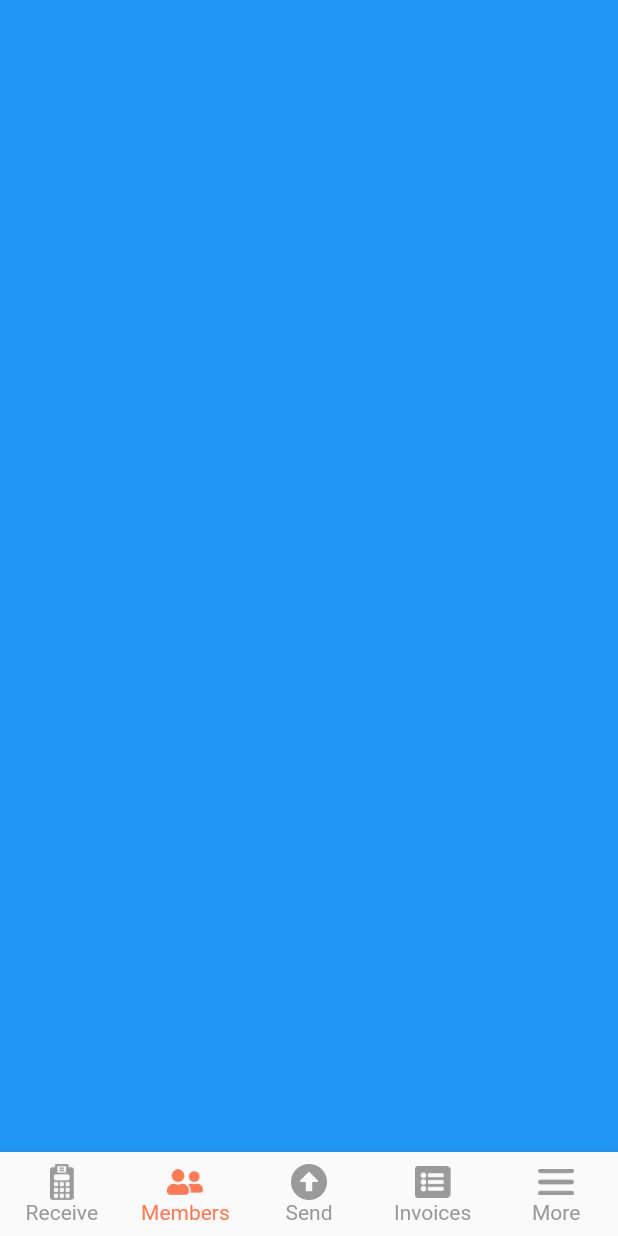
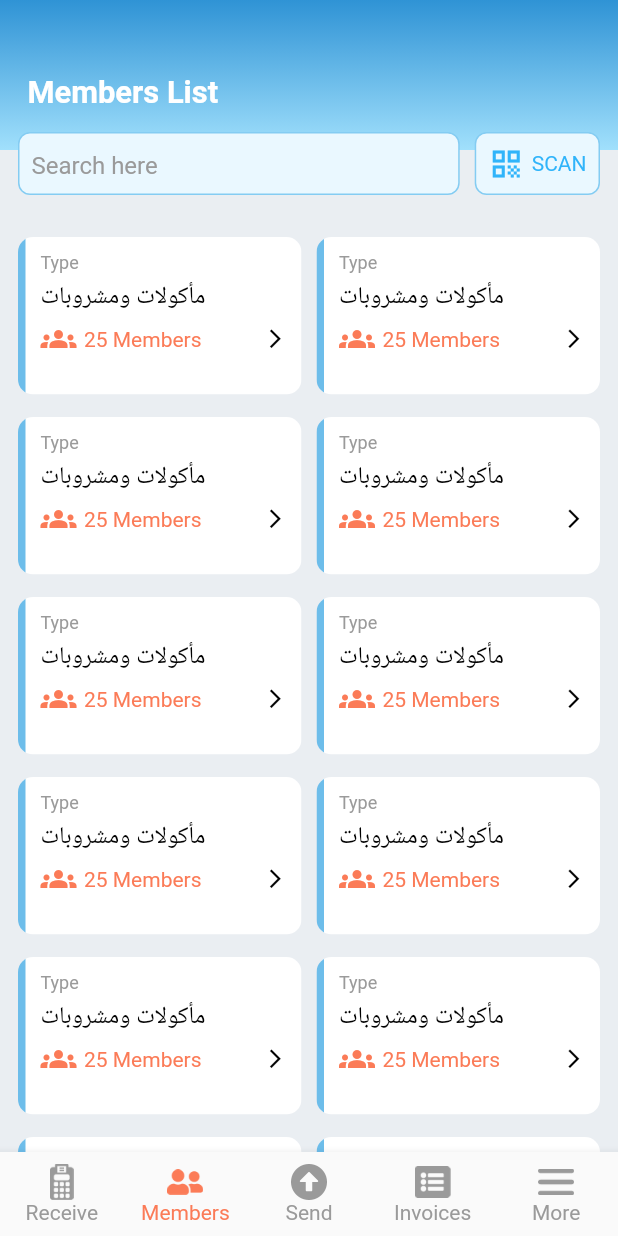
Before and after one commit to abohanzala/sarf, a Flutter app: the BaseView screen opened by its route, item 2 of the bottom bar chosen, on a phone screen of 412 x 824 dp. Run offline on Flutter 3.47's test engine with Material 2 defaults, Android fonts, the phone set to English and light mode, and no system bars; our stand-ins replace bot_toast, flutter_screenutil, flutter_spinkit, get, intl_phone_field.

Commit message:
members screens

```diff
--- a/lib/resources/colors.dart
+++ b/lib/resources/colors.dart
@@ -9,6 +9,8 @@ class AppColors {
   Color themeColor = const Color(0xffFB7B57);
   Color blue = const Color(0xff30B4FA);
   Color lightBlue = const Color(0xff84CCF2);
+  Color lightBlue2 = const Color(0xffEAF8FF);
+  Color lightBlue3 = const Color(0xff6DBDEA);
   Color darkBlue = const Color(0xff139DE6);
   Color grey = const Color(0xff9A9A9A);
   Color lightGrey = const Color(0xffEAEEF2);
--- a/lib/src/baseview/base_controller.dart
+++ b/lib/src/baseview/base_controller.dart
@@ -4,6 +4,7 @@ import 'package:flutter/material.dart';
 import 'package:get/get.dart';
 import 'package:sarf/src/baseview/Send/simple_invoice.dart';
 import 'package:sarf/src/baseview/home/home_view.dart';
+import 'package:sarf/src/baseview/members/members_view.dart';
 // import 'package:warid_container_admin/app/modules/More/views/more_view.dart';
 // import 'package:warid_container_admin/app/modules/Orders/controllers/orders_controller.dart';
 // import 'package:warid_container_admin/app/modules/Orders/views/orders_view.dart';
@@ -21,8 +22,8 @@ class MyBottomNavigationController extends GetxController {
 
   List<Widget> listWidgets = [
     const HomeScreen(),
-    Container(color: Colors.blue),
-    SimpleInvoice(),
+    const MembersScreen(),
+    const SimpleInvoice(),
     Container(color: Colors.blue),
     Container(color: Colors.blue)
   ];
--- /dev/null
+++ b/lib/src/baseview/members/members_view.dart
@@ -0,0 +1,80 @@
+import 'package:flutter/material.dart';
+import 'package:get/get.dart';
+import 'package:sarf/src/utils/routes_name.dart';
+
+import '../../../resources/resources.dart';
+import '../../widgets/custom_appbar.dart';
+
+class MembersScreen extends StatefulWidget {
+  const MembersScreen({super.key});
+
+  @override
+  State<MembersScreen> createState() => _MembersScreenState();
+}
+
+class _MembersScreenState extends State<MembersScreen> {
+  @override
+  Widget build(BuildContext context) {
+        return Scaffold(
+      backgroundColor: R.colors.lightGrey,
+      body: Column(
+        mainAxisSize: MainAxisSize.min,
+        children: [
+          customAppBar('Members List',false),
+          appbarSearch(),
+         // const SizedBox(height: 10,),
+          Expanded(child: GridView.builder(
+                    padding: const EdgeInsets.symmetric(horizontal: 12),
+                    gridDelegate: SliverGridDelegateWithMaxCrossAxisExtent(
+                      maxCrossAxisExtent: MediaQuery.of(context).size.width / 2,
+                      childAspectRatio: 1.8,
+                      mainAxisSpacing: 15,
+                      crossAxisSpacing: 10,
+
+                    ),
+                    itemCount: 30,
+                     itemBuilder: (context,index){
+                      return ClipRRect(
+                        borderRadius: BorderRadius.circular(10),
+                        child: GestureDetector(
+                          onTap: (){
+                            Get.toNamed(RoutesName.cityList);
+                          },
+                          child: Container(
+                            padding: const EdgeInsets.symmetric(horizontal: 10,vertical: 10),
+                            decoration: BoxDecoration(
+                             // borderRadius: BorderRadius.circular(10),
+                              color: Colors.white,
+                              border: Border(left: BorderSide(color: R.colors.lightBlue3,width: 5)),
+                            ),
+                            child: Column(
+                              crossAxisAlignment: CrossAxisAlignment.start,
+                              children: [
+                                Text('Type',style: TextStyle(color: R.colors.grey,fontSize: 12),),
+                                const SizedBox(height: 5,),
+                                Text('مأكولات ومشروبات',style: TextStyle(color: R.colors.black,fontSize: 16),),
+                                const SizedBox(height: 5,),
+                                Row(
+                                  mainAxisAlignment: MainAxisAlignment.spaceBetween,
+                                  children: [
+                                    Row(
+                                      children: [
+                                        Icon(Icons.groups,color: R.colors.themeColor,),
+                                        SizedBox(width: 5,),
+                                        Text('25 Members',style: TextStyle(color: R.colors.themeColor,fontSize: 14),),
+                                      ],
+                                    ),
+                                    Icon(Icons.arrow_forward_ios,color: R.colors.black,size: 15,),
+                                  ],
+                                ),
+                              ],
+                            ),
+                          ),
+                        ),
+                      );
+              })),
+        ],
+      ),
+    );
+  }
+}
--- a/lib/src/utils/routes.dart
+++ b/lib/src/utils/routes.dart
@@ -3,6 +3,8 @@ import 'package:flutter/material.dart';
 import 'package:sarf/src/Auth/LoginScreen.dart';
 import 'package:sarf/src/Auth/change_password.dart';
 import 'package:sarf/src/baseview/home/home_view.dart';
+import 'package:sarf/src/baseview/members/cites_list_view.dart';
+import 'package:sarf/src/baseview/members/members_list_view.dart';
 import 'package:sarf/src/utils/routes_name.dart';
 import '../baseview/base_view.dart';
 
@@ -21,6 +23,12 @@ class Routes {
       case RoutesName.homeView:
         return MaterialPageRoute(
             builder: (BuildContext context) => const HomeScreen());
+      case RoutesName.cityList:
+        return MaterialPageRoute(
+            builder: (BuildContext context) => const CityListScreen());
+      case RoutesName.membersList:
+        return MaterialPageRoute(
+            builder: (BuildContext context) => const MembersListScreen());
       // case RoutesName.Splash:
       //   return MaterialPageRoute(
       //       builder: (BuildContext context) => const SplashScreen());
--- a/lib/src/utils/routes_name.dart
+++ b/lib/src/utils/routes_name.dart
@@ -18,5 +18,7 @@ class RoutesName{
 
   static const String base='base_screen';
   static const String homeView='home_screen';
+  static const String cityList='city_list_screen';
+  static const String membersList ='members_list_screen';
 
 }
--- /dev/null
+++ b/lib/src/widgets/custom_appbar.dart
@@ -0,0 +1,108 @@
+import 'package:flutter/material.dart';
+import 'package:flutter_screenutil/flutter_screenutil.dart';
+import 'package:get/get.dart';
+
+import '../../resources/resources.dart';
+
+
+Container customAppBar(String title,bool back) {
+    return Container(
+          padding: EdgeInsets.only(left: 16.w, top: 20.h),
+          height: 100,
+          width: double.infinity,
+          decoration: BoxDecoration(
+            gradient: LinearGradient(
+              begin: Alignment.topCenter,
+              end: Alignment.bottomCenter,
+              colors: [
+                R.colors.blueGradient1,
+                R.colors.blueGradient2,
+              ],
+            ),
+            //borderRadius: BorderRadius.circular(10),
+          ),
+          child: Align(
+            alignment: Alignment.centerLeft,
+            child: Row(
+              children: [
+                if(back) ...[
+                  GestureDetector(
+                    onTap: () => Get.back() ,
+                    child: Container(
+                      height: 30,
+                      width: 30,
+                      padding: const EdgeInsets.symmetric(horizontal: 8,vertical: 5),
+                      decoration: BoxDecoration(
+                        borderRadius: BorderRadius.circular(8),
+                        color: R.colors.white,
+                      ),
+                      child: Icon(Icons.arrow_back_ios,color: R.colors.black,size: 20,),
+                    ),
+                  ),
+                  const SizedBox(width: 10,),
+                ],
+
+                Text(
+                  title,
+                  style: TextStyle(
+                    color: Colors.white,
+                    fontSize: 18.sp,
+                    fontWeight: FontWeight.bold,
+                  ),
+                ),
+              ],
+            ),
+          ),
+        );
+  }
+
+  Transform appbarSearch() {
+    return Transform(
+          transform: Matrix4.translationValues(0, -20, 0),
+          child: Container(
+            //margin: const EdgeInsets.symmetric(horizontal: 10, vertical: 20),
+            padding: const EdgeInsets.symmetric(horizontal: 12, vertical: 8),
+            child: IntrinsicHeight(
+              child: Row(
+                crossAxisAlignment: CrossAxisAlignment.stretch,
+                children: [
+                  Expanded(child: Container(
+                                  height: 40,
+                                  padding: const EdgeInsets.symmetric(horizontal: 8,vertical: 0),
+                                  decoration: BoxDecoration(borderRadius: BorderRadius.circular(8),color: R.colors.lightBlue2,
+                                  border: Border.all(color: R.colors.lightBlue,width: 1) ),
+                                  child: TextFormField(
+                                    decoration: InputDecoration(
+                                      contentPadding: const EdgeInsets.only(bottom: 5),
+                                      hintText: 'Search here',
+                                      hintStyle: TextStyle(color: R.colors.grey),
+                                      focusedBorder: InputBorder.none,
+                                      border: InputBorder.none,
+
+                                    ),
+                                  ),
+                                ),),
+                                const SizedBox(width: 10,),
+                                Container(
+                                  padding: const EdgeInsets.symmetric(horizontal: 8,vertical: 8),
+                                  decoration: BoxDecoration(borderRadius: BorderRadius.circular(8),color: R.colors.lightBlue2,border: Border.all(color: R.colors.lightBlue,width: 1)),
+                                  child: Center(child: Row(
+                                    children: [
+                                          Icon(
+                                            Icons.qr_code,
+                                            color: R.colors.blue,
+                                            //size: 25.sp,
+                                          ),
+                                          const SizedBox(width: 5,),
+                                          Text('SCAN',style: TextStyle(color: R.colors.blue,
+                                          //fontSize: 25.sp
+                                          ),)
+                                    ],
+                                  ),),
+                                )
+                ],
+              ),
+            ),
+          ),
+        );
+  }
```
Also changed, not shown: lib/src/baseview/home/home_view.dart (+28 -1 lines), lib/src/baseview/members/cites_list_view.dart (added, +84 -0 lines), lib/src/baseview/members/members_list_view.dart (added, +80 -0 lines).
